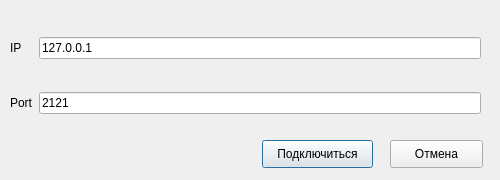
Above: VS/NeuroApp/NeuroApp/GUI/TCP_IPWindow.ui from RazuvaevDD/ProjectWork2019Neiro before the change. Below: the same form after it.
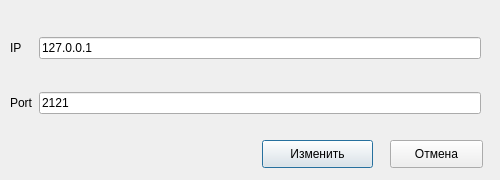
That is the form after the change.

Commit message: Changed button label in TCP/IP window

```diff
--- a/VS/NeuroApp/NeuroApp/GUI/TCP_IPWindow.ui
+++ b/VS/NeuroApp/NeuroApp/GUI/TCP_IPWindow.ui
@@ -87,7 +87,7 @@
     </rect>
    </property>
    <property name="text">
-    <string>Подключиться</string>
+    <string>Изменить</string>
    </property>
   </widget>
   <widget class="QPushButton" name="cancelButton">
```
